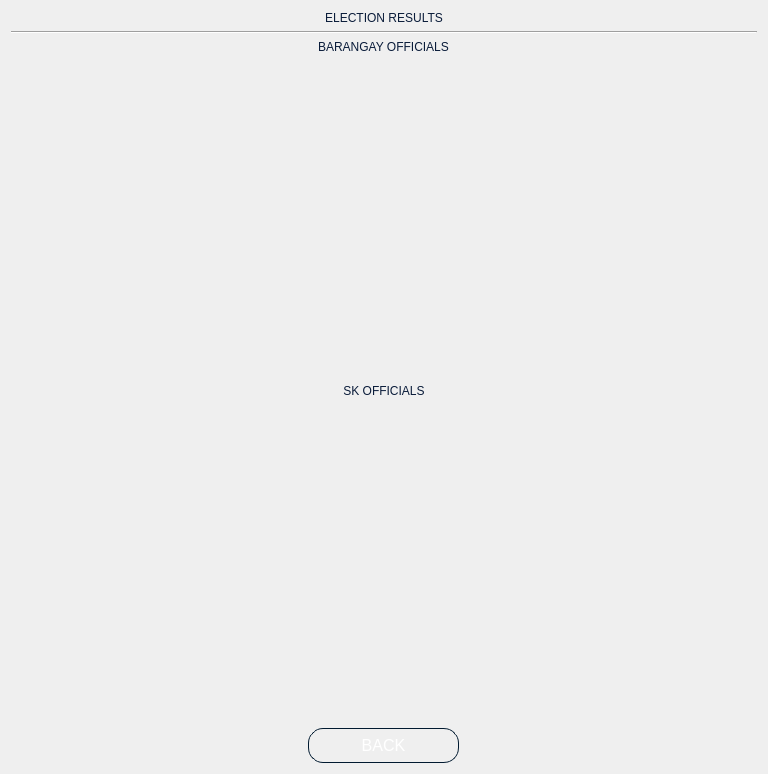
This is VVM/electionresults.ui in GuisadongManok/PolliTech-VVM as Qt 5 draws it before an edit. The edited form follows.
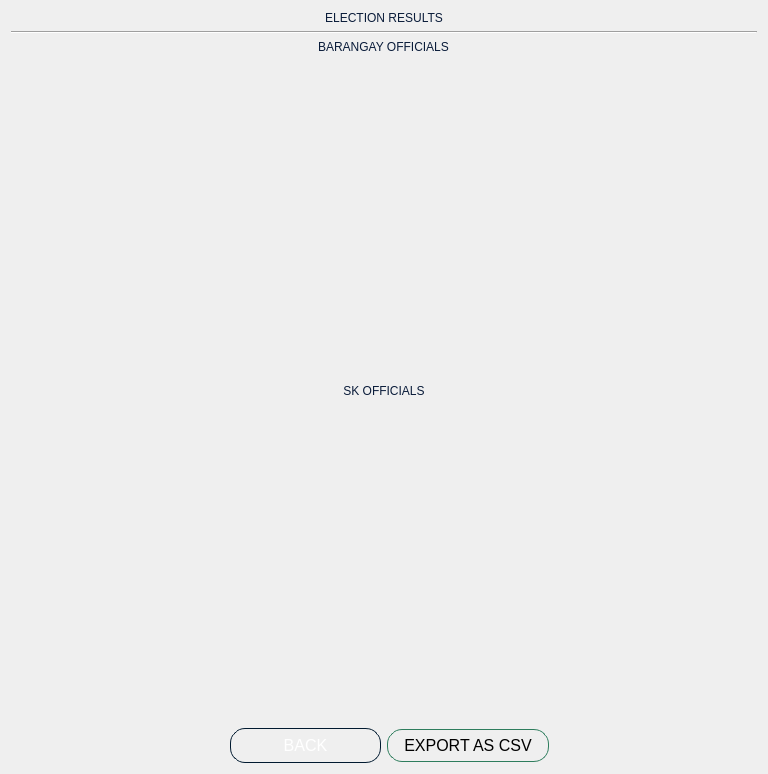
This is the edited form. Icons and pictures are not drawn.

Diff of the .ui file:
```diff
--- a/VVM/electionresults.ui
+++ b/VVM/electionresults.ui
@@ -34,7 +34,7 @@
 }</string>
   </property>
   <layout class="QGridLayout" name="gridLayout">
-   <item row="0" column="0" alignment="Qt::AlignmentFlag::AlignHCenter">
+   <item row="0" column="0">
     <widget class="QLabel" name="label">
      <property name="styleSheet">
       <string notr="true">QLabel {
@@ -123,7 +123,9 @@
      </item>
     </layout>
    </item>
-   <item row="2" column="0" alignment="Qt::AlignmentFlag::AlignHCenter">
+   <item row="2" column="0">
+    <layout class="QHBoxLayout" name="horizontalLayout">
+     <item alignment="Qt::AlignmentFlag::AlignRight">
     <widget class="QPushButton" name="pushButton_back">
      <property name="minimumSize">
       <size>
@@ -177,6 +179,74 @@
       <string>BACK</string>
      </property>
     </widget>
+     </item>
+     <item alignment="Qt::AlignmentFlag::AlignRight">
+      <widget class="QPushButton" name="pushButton_print">
+       <property name="minimumSize">
+        <size>
+         <width>162</width>
+         <height>32</height>
+        </size>
+       </property>
+       <property name="font">
+        <font>
+         <family>Segoe UI</family>
+         <pointsize>-1</pointsize>
+         <italic>false</italic>
+         <fontweight>DemiBold</fontweight>
+        </font>
+       </property>
+       <property name="cursor">
+        <cursorShape>PointingHandCursor</cursorShape>
+       </property>
+       <property name="focusPolicy">
+        <enum>Qt::FocusPolicy::NoFocus</enum>
+       </property>
+       <property name="layoutDirection">
+        <enum>Qt::LayoutDirection::RightToLeft</enum>
+       </property>
+       <property name="styleSheet">
+        <string notr="true">QPushButton {
+    font: 600 9pt &quot;Segoe UI&quot;;
+    font-size: 16px;
+    color: black;
+    background-color: qlineargradient(
+        spread:pad, x1:0, y1:0, x2:0, y2:1,
+        stop:0 #6FE1A4, stop:1 #3CA36E
+    );
+    border: 1px solid #2e7d5d;
+    border-radius: 15px;
+    padding: 6px 12px;
+}
+
+QPushButton:hover {
+    background-color: qlineargradient(
+        spread:pad, x1:0, y1:0, x2:0, y2:1,
+        stop:0 #7FFFB2, stop:1 #4BB97E
+    );
+}
+
+QPushButton:pressed {
+    background-color: qlineargradient(
+        spread:pad, x1:0, y1:0, x2:0, y2:1,
+        stop:0 #3CA36E, stop:1 #6FE1A4
+    );
+    padding-top: 7px;
+    padding-bottom: 3px;
+}
+
+QPushButton:focus {
+    outline: none;
+    border: 2px solid #1A5E3B;
+}
+</string>
+       </property>
+       <property name="text">
+        <string>EXPORT AS CSV</string>
+       </property>
+      </widget>
+     </item>
+    </layout>
    </item>
   </layout>
  </widget>
```
Lines whose indentation alone changed are shown as unchanged.
